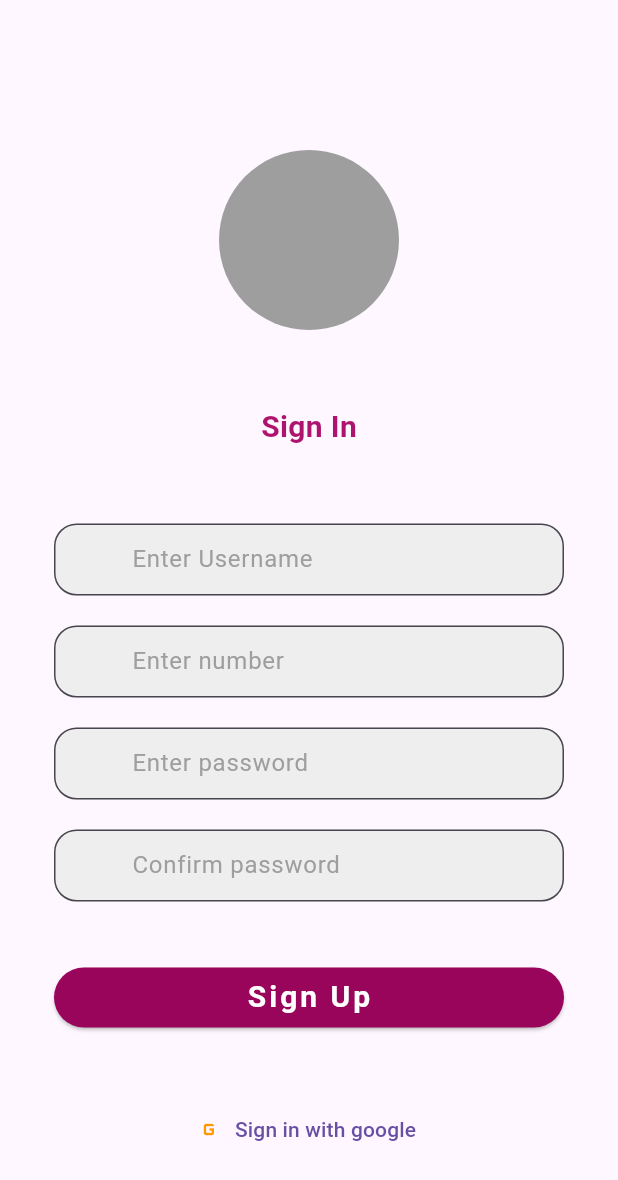
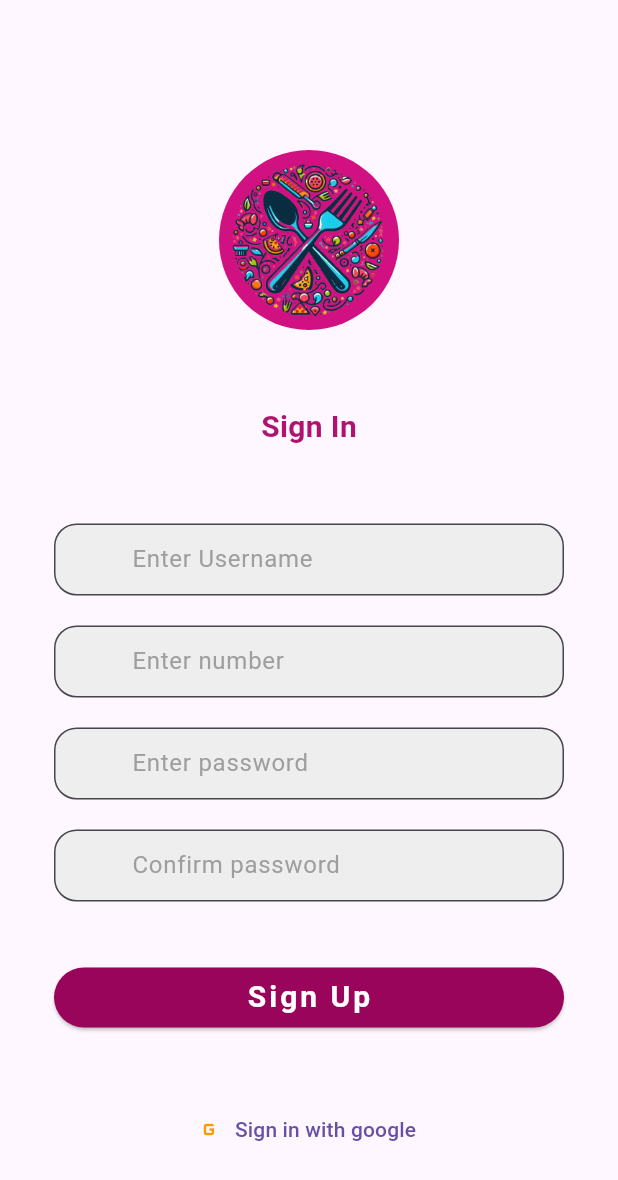
Before and after one commit to IssaKamil/Food-Ordering---Delivery-App, a Flutter app: the SignUp screen opened directly, on a phone screen of 412 x 824 dp. Shown: the top 1180 px of the screen. Run offline on Flutter 3.47's test engine with Material 3 defaults, Android fonts, the phone set to English and light mode, and no system bars.

Commit message:
Made two modifications: -Added the logo to the SignIn and SignUp pages \n -Added Obscureproperty to the Password fields of the SignIn and SignUp pages

```diff
--- a/lib/main.dart
+++ b/lib/main.dart
@@ -1,10 +1,13 @@
 
+// ignore_for_file: unused_import
+
+import 'package:cypherdevs_app/screens/sign_in.dart';
 import 'package:cypherdevs_app/screens/sign_up.dart';
 import 'package:flutter/material.dart';
 
 void main() {
   runApp(const MaterialApp(
     debugShowCheckedModeBanner: false,
-    home: SignUp(),
+    home: SignIn(),
   ));
 }
--- a/lib/screens/favorites.dart
+++ b/lib/screens/favorites.dart
@@ -33,7 +33,8 @@ class _MyFavoritesState extends State<MyFavorites> {
             radius: BorderRadius.circular(20.0),
             frontIconColor: Colors.grey,
             backIconColor: Colors.green,
-            hintTitleColor: Colors.grey
+            hintTitleColor: Colors.grey,
+            obscure: false,
           )
         ),
       ),
--- a/lib/screens/homeScreen.dart
+++ b/lib/screens/homeScreen.dart
@@ -175,6 +175,7 @@ class HomePage extends StatelessWidget {
                     backIconColor: Colors.grey,
                     frontIconColor: Colors.grey,
                     hintTitleColor: null,
+                    obscure: false,
                   ),
                 ),
               )
--- a/lib/screens/sign_up.dart
+++ b/lib/screens/sign_up.dart
@@ -18,7 +18,8 @@ class SignUp extends StatelessWidget {
                 children: [
                   const CircleAvatar(
                     radius: 60.0,
-                    backgroundColor: Colors.grey,
+                    backgroundColor: Color.fromARGB(255, 209, 17, 129),
+                    backgroundImage: AssetImage('assets/img/logo.png'),
                   ),
                   const SizedBox(
                     height: 50.0,
@@ -37,7 +38,8 @@ class SignUp extends StatelessWidget {
                     hintTitle: 'Enter Username',
                     radius: BorderRadius.circular(15.0),
                     frontIconColor: null,
-                    hintTitleColor: Colors.grey
+                    hintTitleColor: Colors.grey,
+                    obscure: false,
                   ),
                   const SizedBox(
                     height: 10.0,
@@ -46,7 +48,8 @@ class SignUp extends StatelessWidget {
                     hintTitle: 'Enter number',
                     radius: BorderRadius.circular(15.0),
                     frontIconColor: null,
-                    hintTitleColor: Colors.grey
+                    hintTitleColor: Colors.grey,
+                    obscure: false,
                   ),
                   const SizedBox(
                     height: 10.0,
@@ -55,7 +58,8 @@ class SignUp extends StatelessWidget {
                     hintTitle: 'Enter password',
                     radius: BorderRadius.circular(15.0),
                     frontIconColor: null,
-                    hintTitleColor: Colors.grey
+                    hintTitleColor: Colors.grey,
+                    obscure: true,
                   ),
                   const SizedBox(
                     height: 10.0,
@@ -64,7 +68,8 @@ class SignUp extends StatelessWidget {
                     hintTitle: 'Confirm password',
                     radius: BorderRadius.circular(15.0),
                     frontIconColor: null,
-                    hintTitleColor: Colors.grey
+                    hintTitleColor: Colors.grey,
+                    obscure: true,
                   ),
                   const SizedBox(
                     height: 30.0,
--- a/lib/widgets/text_field.dart
+++ b/lib/widgets/text_field.dart
@@ -1,8 +1,8 @@
 import 'package:flutter/material.dart';
 
 class TextFieldWidget extends StatelessWidget {
-  const TextFieldWidget(
-      {super.key,
+  const TextFieldWidget({
+    super.key,
     required this.hintTitle,
     this.frontIcon,
     this.backIcon,
@@ -10,6 +10,7 @@ class TextFieldWidget extends StatelessWidget {
     this.frontIconColor,
     this.backIconColor,
     required this.hintTitleColor,
+    required this.obscure,
   });
 
   final String? hintTitle;
@@ -19,12 +20,14 @@ class TextFieldWidget extends StatelessWidget {
   final BorderRadius? radius;
   final Color? backIconColor;
   final Color? hintTitleColor;
+  final bool obscure;
 
   @override
   Widget build(BuildContext context) {
     return Padding(
       padding: const EdgeInsets.fromLTRB(20.0, 0.0, 20.0, 10.0),
       child: TextFormField(
+        obscureText: obscure,
         decoration: InputDecoration(
             filled: true,
             fillColor: Colors.grey[200],
@@ -33,8 +36,7 @@ class TextFieldWidget extends StatelessWidget {
             hintStyle: TextStyle(
               color: hintTitleColor,
             ),
-          border:
-              OutlineInputBorder(borderRadius: radius!),
+            border: OutlineInputBorder(borderRadius: radius!),
             prefixIcon: Icon(
               frontIcon,
               color: frontIconColor,
@@ -42,8 +44,7 @@ class TextFieldWidget extends StatelessWidget {
             suffixIcon: Icon(
               backIcon,
               color: backIconColor,
-          )
-        ),
+            )),
       ),
     );
   }
```
Also changed, not shown: lib/screens/sign_in.dart (+6 -3 lines), assets/img/logo.png (added). Lines whose indentation alone changed are shown as unchanged.
